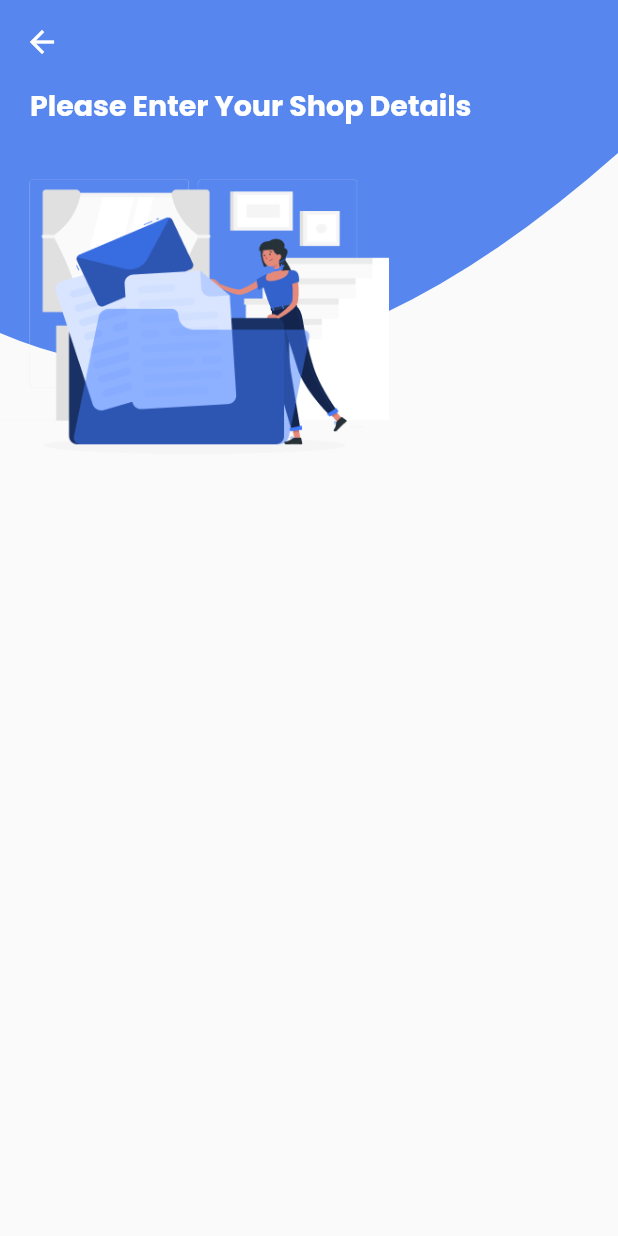
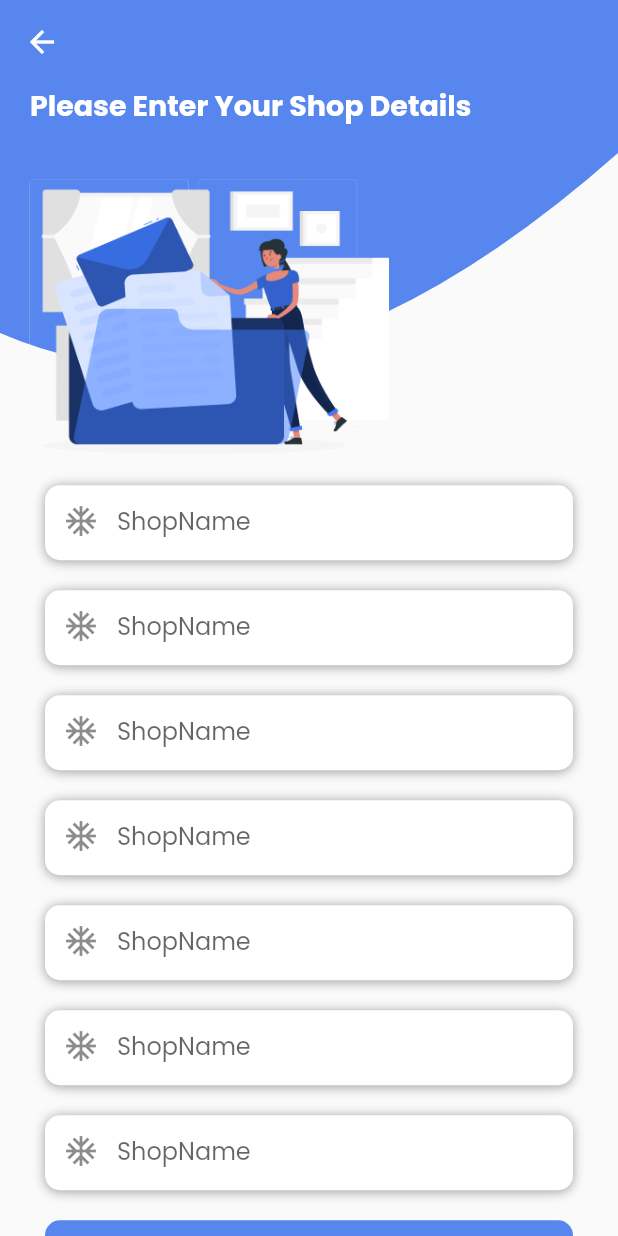
Before and after one commit to Gauravkatva/partner-quicpik, a Flutter app: the SignUp screen opened by its route, after a tap on "Sign Up", on a phone screen of 412 x 824 dp. Run offline on Flutter 3.47's test engine with Material 2 defaults, Android fonts, the light colour scheme and no system bars; our stand-ins replace google_fonts, introduction_screen, pinput.

Commit message:
Generic Text Fields Added
Margin Updated

```diff
--- a/lib/components/button.dart
+++ b/lib/components/button.dart
@@ -19,7 +19,7 @@ class AppButton extends StatelessWidget {
     return Container(
       margin: EdgeInsets.symmetric(
         vertical: 10,
-        horizontal: 45,
+        horizontal: 30,
       ),
       child: Ink(
         height: 60,
--- a/lib/components/phone_text_field.dart
+++ b/lib/components/generic_textfield.dart
@@ -1,25 +1,23 @@
 import 'package:flutter/material.dart';
 
-class PhoneNumberTextField extends StatelessWidget {
+class GenericTextField extends StatelessWidget {
   final String hintText;
   final Icon prefixIcon;
-  final Icon? suffixIcon;
   final int? maxLines;
   final FocusNode? focusNode;
   final TextInputType? textInputType;
   final TextEditingController textEditingController;
   final bool? shouldShowShadow;
 
-  const PhoneNumberTextField({
+  const GenericTextField({
     Key? key,
     required this.textEditingController,
     required this.hintText,
     required this.prefixIcon,
-    this.suffixIcon,
     this.maxLines,
     this.focusNode,
     this.textInputType,
-    this.shouldShowShadow = false,
+    this.shouldShowShadow = true,
   }) : super(key: key);
 
   @override
@@ -27,7 +25,7 @@ class PhoneNumberTextField extends StatelessWidget {
     return Container(
       margin: EdgeInsets.symmetric(
         vertical: 10,
-        horizontal: 45,
+        horizontal: 30,
       ),
       height: 50,
       width: double.infinity,
@@ -38,12 +36,6 @@ class PhoneNumberTextField extends StatelessWidget {
           hintText: hintText,
           border: InputBorder.none,
           prefixIcon: prefixIcon,
-          suffixIcon: InkWell(
-            child: suffixIcon,
-            onTap: () {
-              textEditingController.clear();
-            },
-          ),
         ),
       ),
       decoration: BoxDecoration(
--- a/lib/screens/shop_details.dart
+++ b/lib/screens/shop_details.dart
@@ -1,5 +1,7 @@
 import 'package:flutter/material.dart';
 import 'package:partner_quicpik/components/app_clippers.dart';
+import 'package:partner_quicpik/components/button.dart';
+import 'package:partner_quicpik/components/generic_textfield.dart';
 import 'package:partner_quicpik/utils/app_utils.dart';
 
 class ShopDetails extends StatefulWidget {
@@ -10,6 +12,7 @@ class ShopDetails extends StatefulWidget {
 }
 
 class _ShopDetailsState extends State<ShopDetails> {
+  final shopNameController = TextEditingController();
   @override
   Widget build(BuildContext context) {
     return Scaffold(
@@ -64,7 +67,47 @@ class _ShopDetailsState extends State<ShopDetails> {
             ),
             Column(
               children: [
-
+                GenericTextField(
+                  textEditingController: shopNameController,
+                  hintText: "ShopName",
+                  prefixIcon: Icon(Icons.ac_unit),
+                ),
+                GenericTextField(
+                  textEditingController: shopNameController,
+                  hintText: "ShopName",
+                  prefixIcon: Icon(Icons.ac_unit),
+                ),
+                GenericTextField(
+                  textEditingController: shopNameController,
+                  hintText: "ShopName",
+                  prefixIcon: Icon(Icons.ac_unit),
+                ),
+                GenericTextField(
+                  textEditingController: shopNameController,
+                  hintText: "ShopName",
+                  prefixIcon: Icon(Icons.ac_unit),
+                ),
+                GenericTextField(
+                  textEditingController: shopNameController,
+                  hintText: "ShopName",
+                  prefixIcon: Icon(Icons.ac_unit),
+                ),
+                GenericTextField(
+                  textEditingController: shopNameController,
+                  hintText: "ShopName",
+                  prefixIcon: Icon(Icons.ac_unit),
+                ),
+                GenericTextField(
+                  textEditingController: shopNameController,
+                  hintText: "ShopName",
+                  prefixIcon: Icon(Icons.ac_unit),
+                ),
+                AppButton(
+                  buttonTitle: "Finish",
+                  onPressed: () {},
+                  buttonColor: themeData(context).primaryColor,
+                  titleColor: Colors.white,
+                )
               ],
             ),
           ],
```
Also changed, not shown: 2 other files.
